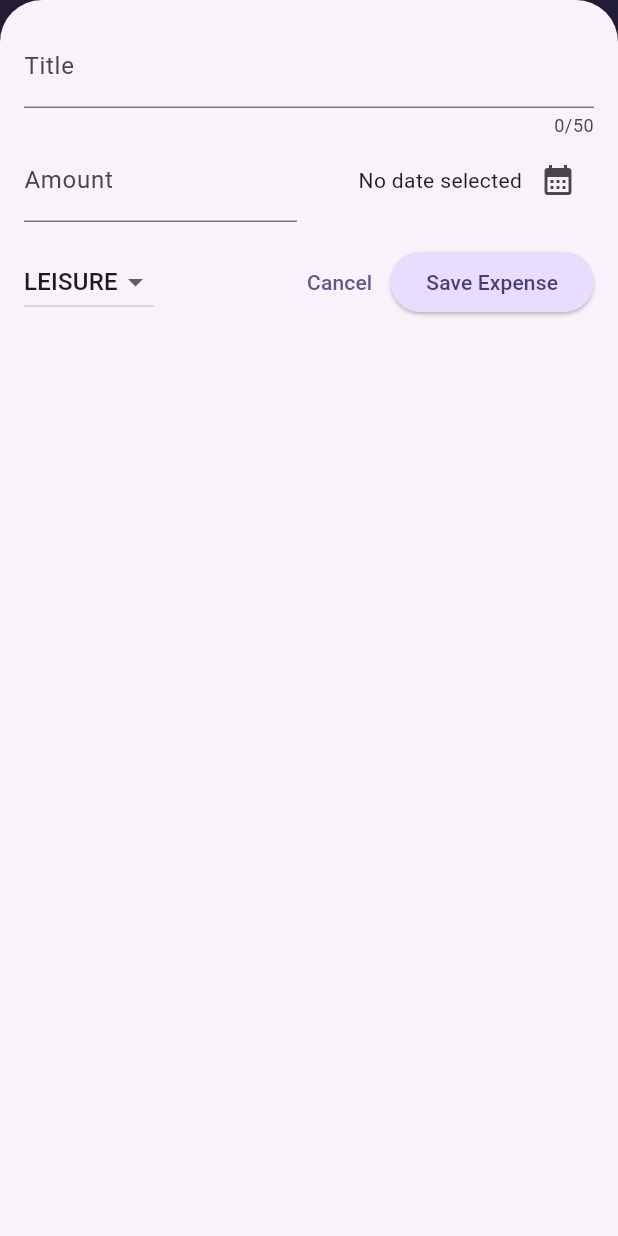
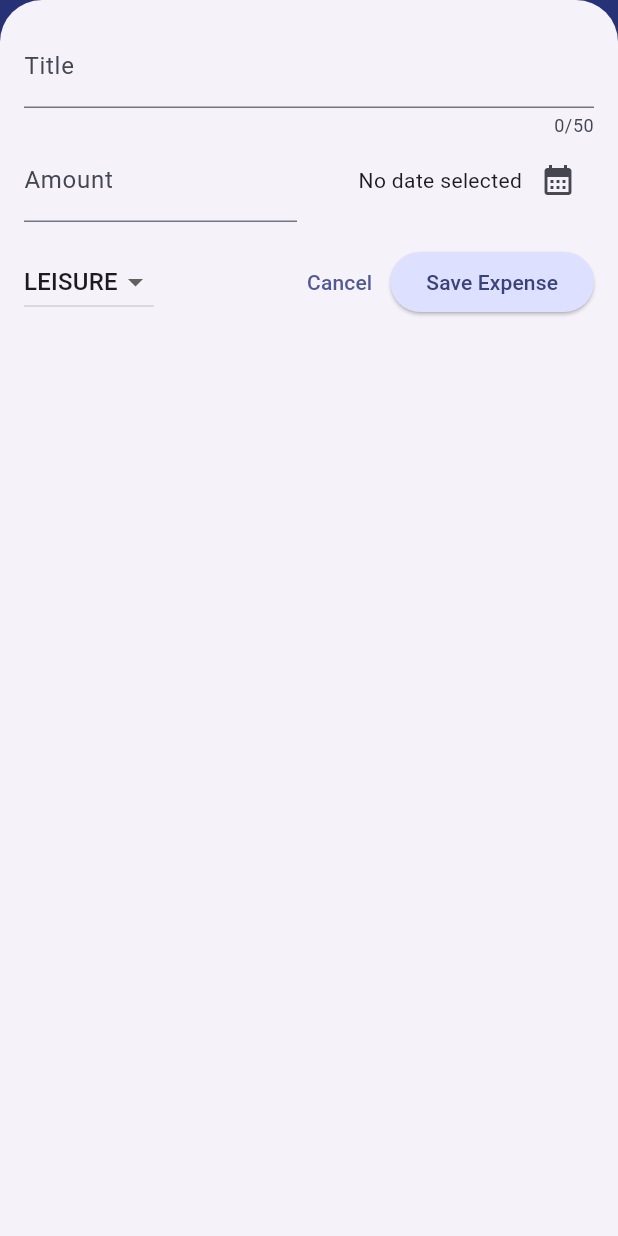
Before and after one commit to onuryilmaaz/expense_tracker, a Flutter app: the screen it shows after launch, after a tap on the "add" icon, on a phone screen of 412 x 824 dp. Run offline on Flutter 3.47's test engine with Material 3 defaults, Android fonts, the phone set to English and light mode, and no system bars.

Commit message:
Refactor theme colors and improve UI consistency: update color schemes and enhance card styles across widgets

```diff
--- a/lib/main.dart
+++ b/lib/main.dart
@@ -2,13 +2,11 @@ import 'package:expense_tracker/widgets/expenses.dart';
 import 'package:flutter/material.dart';
 //import 'package:flutter/services.dart';
 
-var kColorScheme = ColorScheme.fromSeed(
-  seedColor: const Color.fromARGB(255, 96, 59, 181),
-);
+var kColorScheme = ColorScheme.fromSeed(seedColor: Colors.indigoAccent);
 
 var kDarkColorScheme = ColorScheme.fromSeed(
   brightness: Brightness.dark,
-  seedColor: const Color.fromARGB(255, 5, 99, 125),
+  seedColor: Colors.white70,
 );
 
 void main() {
@@ -21,6 +19,10 @@ void main() {
       debugShowCheckedModeBanner: false,
       darkTheme: ThemeData.dark().copyWith(
         colorScheme: kDarkColorScheme,
+        appBarTheme: AppBarTheme().copyWith(
+          backgroundColor: Colors.white,
+          foregroundColor: Colors.black,
+        ),
         cardTheme: CardTheme().copyWith(
           color: kDarkColorScheme.secondaryContainer,
           margin: const EdgeInsets.symmetric(horizontal: 16, vertical: 8),
@@ -31,11 +33,18 @@ void main() {
             foregroundColor: kDarkColorScheme.onPrimaryContainer,
           ),
         ),
+        textTheme: ThemeData().textTheme.copyWith(
+          titleLarge: TextStyle(
+            fontWeight: FontWeight.bold,
+            color: Colors.black,
+            fontSize: 16,
+          ),
+        ),
       ),
       theme: ThemeData().copyWith(
         colorScheme: kColorScheme,
         appBarTheme: AppBarTheme().copyWith(
-          backgroundColor: kColorScheme.onPrimaryContainer,
+          backgroundColor: Colors.indigoAccent,
           foregroundColor: kColorScheme.primaryContainer,
         ),
         cardTheme: CardTheme().copyWith(
@@ -51,7 +60,7 @@ void main() {
         textTheme: ThemeData().textTheme.copyWith(
           titleLarge: TextStyle(
             fontWeight: FontWeight.bold,
-            color: kColorScheme.onSecondaryContainer,
+            color: Colors.black,
             fontSize: 16,
           ),
         ),
--- a/lib/widgets/chart/chart.dart
+++ b/lib/widgets/chart/chart.dart
@@ -33,22 +33,14 @@ class Chart extends StatelessWidget {
   Widget build(BuildContext context) {
     final isDarkMode =
         MediaQuery.of(context).platformBrightness == Brightness.dark;
-    return Container(
+    return Card(
+      color: Colors.white,
+      child: Container(
         margin: const EdgeInsets.all(16),
         padding: const EdgeInsets.symmetric(vertical: 16, horizontal: 8),
         width: double.infinity,
         height: 180,
-      decoration: BoxDecoration(
-        borderRadius: BorderRadius.circular(8),
-        gradient: LinearGradient(
-          colors: [
-            Theme.of(context).colorScheme.primary,
-            Theme.of(context).colorScheme.primary,
-          ],
-          begin: Alignment.bottomCenter,
-          end: Alignment.topCenter,
-        ),
-      ),
+        decoration: BoxDecoration(borderRadius: BorderRadius.circular(8)),
         child: Column(
           children: [
             Expanded(
@@ -77,8 +69,8 @@ class Chart extends StatelessWidget {
                               categoryIcons[bucket.category],
                               color:
                                   isDarkMode
-                                    ? Theme.of(context).colorScheme.secondary
-                                    : Theme.of(context).colorScheme.primary,
+                                      ? Colors.indigoAccent
+                                      : Colors.indigoAccent,
                             ),
                           ),
                         ),
@@ -87,6 +79,7 @@ class Chart extends StatelessWidget {
             ),
           ],
         ),
+      ),
     );
   }
 }
--- a/lib/widgets/chart/chart_bar.dart
+++ b/lib/widgets/chart/chart_bar.dart
@@ -20,10 +20,7 @@ class ChartBar extends StatelessWidget {
               borderRadius: const BorderRadius.vertical(
                 top: Radius.circular(8),
               ),
-              color:
-                  isDarkMode
-                      ? Theme.of(context).colorScheme.secondary
-                      : Theme.of(context).colorScheme.primary,
+              color: isDarkMode ? Colors.indigoAccent : Colors.indigoAccent,
             ),
           ),
         ),
--- a/lib/widgets/expenses_list/expense_item.dart
+++ b/lib/widgets/expenses_list/expense_item.dart
@@ -9,6 +9,7 @@ class ExpenseItem extends StatelessWidget {
   @override
   Widget build(BuildContext context) {
     return Card(
+      color: Colors.white,
       child: Padding(
         padding: const EdgeInsets.symmetric(horizontal: 20, vertical: 16),
         child: Column(
```
Lines whose indentation alone changed are shown as unchanged.
